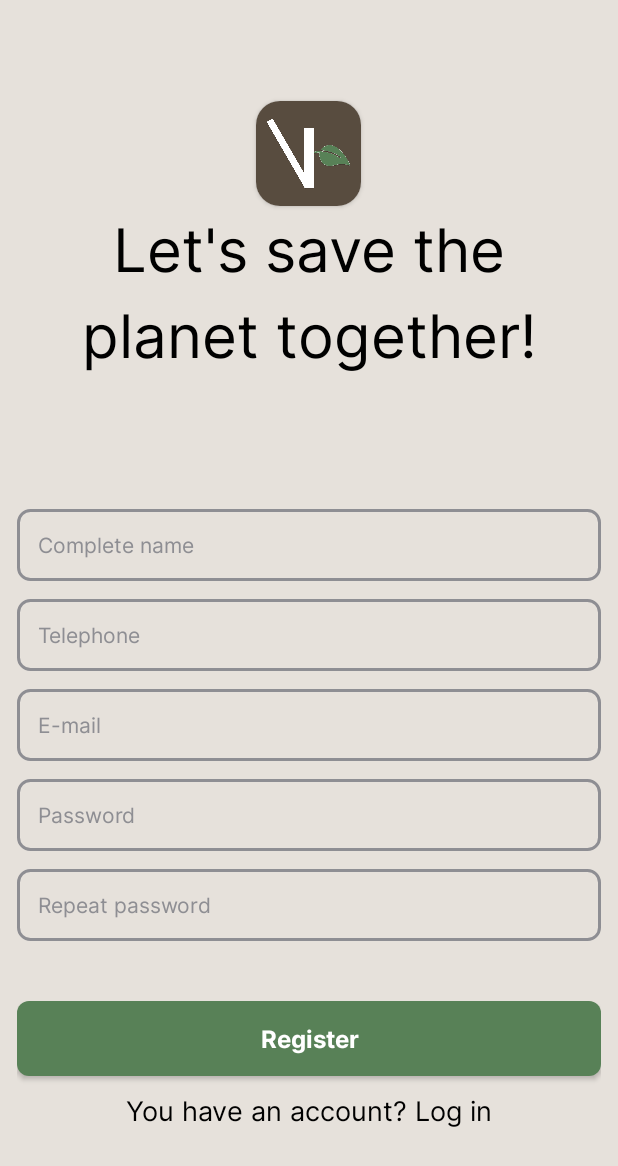
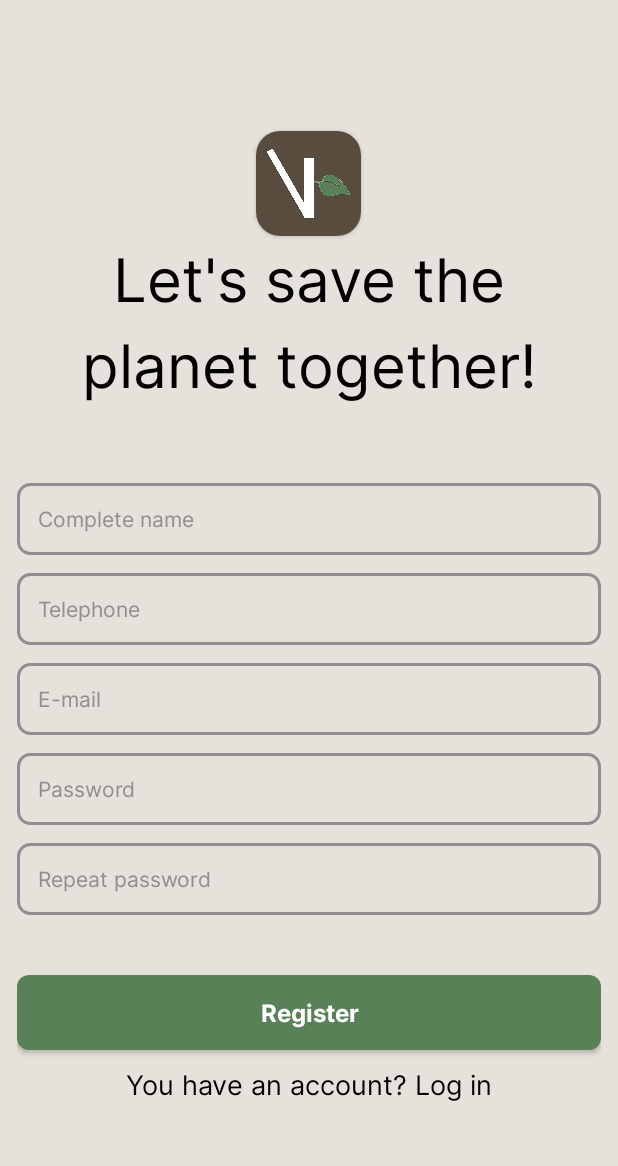
Before and after one commit to MOVILES-GRUPO36/5palas12-v2-Android, an Android app built with Jetpack Compose: the RegisterActivity screen opened directly, with no data from a screen before it, on a phone screen of 412 x 824 dp. Shown: the top 1166 px of the screen. Run offline under Robolectric (Android 15) with nearby library versions, the phone set to English and light mode, and no system bars; our stand-ins replace Firebase (no records; nobody signed in at launch, a user with empty details on screens opened directly).

Commit message:
Login and Register screens are now scrollable when horizontal

```diff
--- a/app/src/main/res/layout/activity_register.xml
+++ b/app/src/main/res/layout/activity_register.xml
@@ -1,7 +1,12 @@
 <?xml version="1.0" encoding="utf-8"?>
-<LinearLayout xmlns:android="http://schemas.android.com/apk/res/android"
+<ScrollView xmlns:android="http://schemas.android.com/apk/res/android"
     xmlns:tools="http://schemas.android.com/tools"
     xmlns:app="http://schemas.android.com/apk/res-auto"
+    android:layout_width="match_parent"
+    android:layout_height="match_parent"
+    android:fillViewport="true"
+    >
+    <LinearLayout
         android:layout_width="match_parent"
         android:layout_height="match_parent"
         android:orientation="vertical"
@@ -13,7 +18,8 @@
         <androidx.cardview.widget.CardView
             android:layout_width="wrap_content"
             android:layout_height="wrap_content"
-        app:cardCornerRadius="16dp">
+            app:cardCornerRadius="16dp"
+            android:layout_marginTop="@dimen/_30pxv">
 
             <ImageView android:id="@+id/ivLogo"
                 android:layout_gravity="center_horizontal"
@@ -49,7 +55,7 @@
             android:hint="@string/lbl_complete_name"
             android:id="@+id/etName" android:inputType="text"
             android:layout_height="wrap_content"
-        android:layout_marginTop="@dimen/_87pxv"
+            android:layout_marginTop="@dimen/_50pxv"
             android:layout_width="match_parent"
             android:paddingHorizontal="@dimen/_14pxh"
             android:paddingVertical="@dimen/_14pxv"
@@ -132,7 +138,7 @@
             android:id="@+id/txtLogin"
             android:layout_gravity="center_horizontal"
             android:layout_height="wrap_content"
-        android:layout_marginBottom="@dimen/_3pxv"
+            android:layout_marginBottom="@dimen/_30pxv"
             android:layout_marginTop="@dimen/_10pxv"
             android:layout_width="wrap_content"
             android:singleLine="true"
@@ -141,3 +147,4 @@
             android:text="@string/msg_you_have_an_account"/>
 
     </LinearLayout>
+</ScrollView>
```
Also changed, not shown: app/src/main/res/layout/activity_login.xml (+10 -3 lines). Lines whose indentation alone changed are shown as unchanged.
